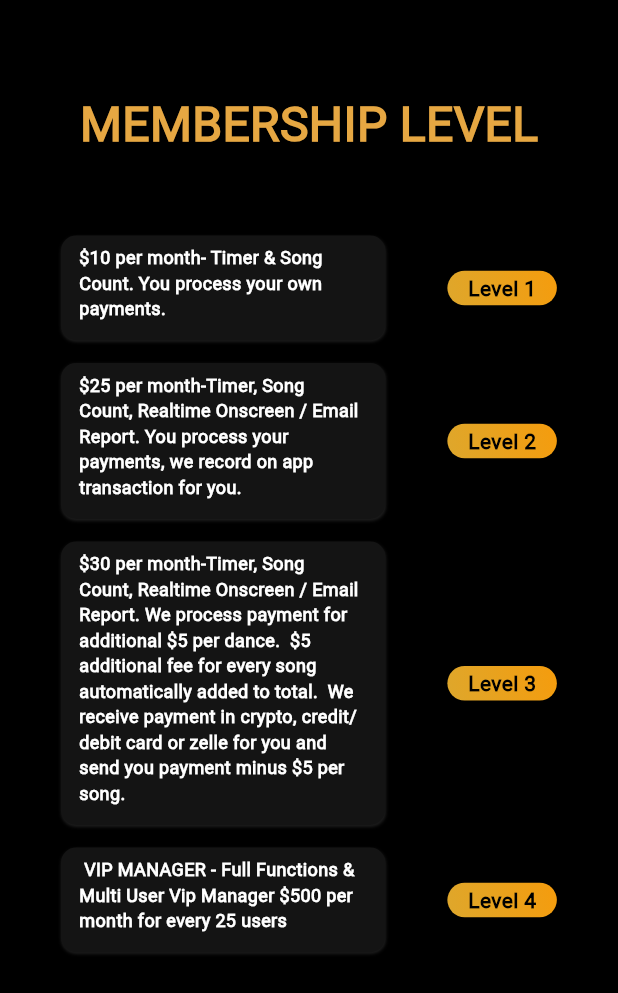
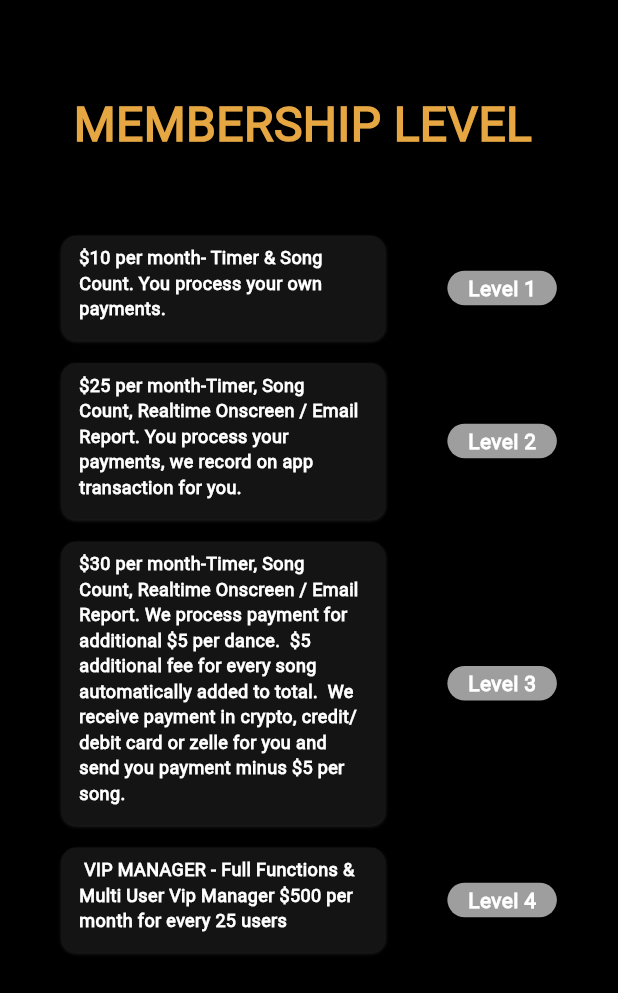
Before and after one commit to yashithasahan/Candela-Mobile, a Flutter app: the MembershipLevel screen opened directly, on a phone screen of 412 x 824 dp. Shown: the top 993 px of the screen. Run offline on Flutter 3.47's test engine with Material 3 defaults, Android fonts, the phone set to English and light mode, and no system bars; our stand-ins replace flutter_form_builder, flutter_svg, get; missing offline and left inert: form_builder_image_picker, form_builder_phone_field; project files that could hold a hidden picture were left out.

Commit message:
Save membership level state

```diff
--- a/lib/main.dart
+++ b/lib/main.dart
@@ -1,6 +1,7 @@
+import 'package:candela_maker/src/features/membership_level/controller/membership_controller.dart';
 import 'package:candela_maker/src/features/spalsh_screen/splash_screen.dart';
 import 'package:flutter/material.dart';
-import 'package:get/route_manager.dart';
+import 'package:get/get.dart';
 
 
 void main() {
@@ -12,6 +13,7 @@ class MainApp extends StatelessWidget {
 
   @override
   Widget build(BuildContext context) {
+    final  membershipController = Get.put(MembershipController());
     return const GetMaterialApp(
       debugShowCheckedModeBanner: false,
       home: SplashScreen(),
--- /dev/null
+++ b/lib/src/features/membership_level/controller/membership_controller.dart
@@ -0,0 +1,8 @@
+import 'package:get/get.dart';
+
+class MembershipController extends GetxController{
+  static MembershipController get find => Get.find();
+
+  RxInt membershipLevel = 0.obs;
+
+}
--- a/lib/src/features/membership_level/membership_level.dart
+++ b/lib/src/features/membership_level/membership_level.dart
@@ -1,69 +1,105 @@
+import 'package:candela_maker/src/common_widgets/primary_button.dart';
 import 'package:candela_maker/src/constants/constants.dart';
 import 'package:candela_maker/src/widgets/membership_level_btn.dart';
 import 'package:candela_maker/src/widgets/membership_level_description.dart';
 import 'package:flutter/material.dart';
+import 'package:get/get.dart';
+
+import 'controller/membership_controller.dart';
 
 class MembershipLevel extends StatelessWidget {
   const MembershipLevel({super.key});
 
   @override
   Widget build(BuildContext context) {
-    return const SafeArea(
+    final membershipController = Get.put(MembershipController());
+    return SafeArea(
       child: Scaffold(
         backgroundColor: kBgColor,
         body: Padding(
           padding: kDefaultPadding,
           child: Column(
             children: [
-              SizedBox(height: 60),
-              Text(
-                "MEMBERSHIP LEVEL",
-                style: TextStyle(
-                  color: kPrimaryColor,
-                  fontSize: 32,
-                  fontWeight: FontWeight.w700,
+              const SizedBox(height: 60),
+              const Text(
+                  "MEMBERSHIP LEVEL ",
+                  style: TextStyle(
+                    color: kPrimaryColor,
+                    fontSize: 32,
+                    fontWeight: FontWeight.w700,
+                  ),
                 ),
-              ),
-              SizedBox(height: 51),
+
+              const SizedBox(height: 51),
               Row(
                 mainAxisAlignment: MainAxisAlignment.spaceAround,
                 children: [
-                  MembershipLevelDescription(
+                  const MembershipLevelDescription(
                       description:
                           "\$10 per month- Timer & Song Count. You process your own payments."),
-                  MembershipLevelButton(level: "Level 1")
+                  MembershipLevelButton(
+                    level: 1,
+                    press: () {
+                      membershipController.membershipLevel.value = 1;
+                    },
+                  )
                 ],
               ),
-              SizedBox(height: 15),
+              const SizedBox(height: 15),
               Row(
                 mainAxisAlignment: MainAxisAlignment.spaceAround,
                 children: [
-                  MembershipLevelDescription(
+                  const MembershipLevelDescription(
                       description:
                           "\$25 per month-Timer, Song Count, Realtime Onscreen / Email Report. You process your payments, we record on app transaction for you."),
-                  MembershipLevelButton(level: "Level 2")
+                  MembershipLevelButton(
+                    level: 2,
+                    press: () {
+                      membershipController.membershipLevel.value = 2;
+                    },
+                  )
                 ],
               ),
-              SizedBox(height: 15),
+              const SizedBox(height: 15),
               Row(
                 mainAxisAlignment: MainAxisAlignment.spaceAround,
                 children: [
-                  MembershipLevelDescription(
+                  const MembershipLevelDescription(
                       description:
                           "\$30 per month-Timer, Song Count, Realtime Onscreen / Email Report. We process payment for additional \$5 per dance.  \$5 additional fee for every song automatically added to total.  We receive payment in crypto, credit/debit card or zelle for you and send you payment minus \$5 per song."),
-                  MembershipLevelButton(level: "Level 3")
+                  MembershipLevelButton(
+                      level: 3,
+                      press: () {
+                        membershipController.membershipLevel.value = 3;
+                      })
                 ],
               ),
-              SizedBox(height: 15),
+              const SizedBox(height: 15),
               Row(
                 mainAxisAlignment: MainAxisAlignment.spaceAround,
                 children: [
-                  MembershipLevelDescription(
+                  const MembershipLevelDescription(
                       description:
                           " VIP MANAGER - Full Functions & Multi User Vip Manager \$500 per month for every 25 users"),
-                  MembershipLevelButton(level: "Level 4")
+                  MembershipLevelButton(
+                      level: 4,
+                      press: () {
+                        membershipController.membershipLevel.value = 4;
+                      })
                 ],
               ),
+              const Spacer(),
+              Obx(
+                () => Visibility(
+                    visible: membershipController.membershipLevel.value > 0,
+                    child: PrimaryButton(
+                        text: 'SUBSCRIBE',
+                        press: () {
+                          Get.back();
+                        },
+                        width: 0.5)),
+              ),
+              const SizedBox(height: 20)
             ],
           ),
         ),
--- a/lib/src/features/spalsh_screen/splash_screen.dart
+++ b/lib/src/features/spalsh_screen/splash_screen.dart
@@ -4,7 +4,6 @@ import 'package:candela_maker/src/constants/constants.dart';
 import 'package:flutter/material.dart';
 import 'package:get/route_manager.dart';
 
-import '../membership_level/membership_level.dart';
 import '../register/register5.dart';
 
 class SplashScreen extends StatefulWidget {
--- a/lib/src/widgets/membership_level_btn.dart
+++ b/lib/src/widgets/membership_level_btn.dart
@@ -1,37 +1,47 @@
-// ignore_for_file: public_member_api_docs, sort_constructors_first
+
 import 'package:flutter/material.dart';
-
 import 'package:candela_maker/src/constants/constants.dart';
+import 'package:get/get.dart';
+import '../features/membership_level/controller/membership_controller.dart';
 
 class MembershipLevelButton extends StatelessWidget {
-  final String level;
+  final int level;
+  final VoidCallback press;
   const MembershipLevelButton({
     Key? key,
     required this.level,
+    required this.press,
   }) : super(key: key);
 
   @override
   Widget build(BuildContext context) {
-    return Container(
+    final membershipController = Get.put(MembershipController());
+    return Obx(
+      () => InkWell(
+        onTap: press,
+        child: Container(
           width: 73,
           height: 23,
           decoration: BoxDecoration(
-          gradient: const LinearGradient(
-            colors: [
-              Color(0xFFF59C0D),
-              Color(0xFFDEA72C),
-            ],
+              gradient: LinearGradient(
+                colors: membershipController.membershipLevel.value == level
+                    ? [const Color(0xFFDEA72C), const Color(0xFFF59C0D)]
+                    : [Colors.grey, Colors.grey],
                 begin: Alignment.topRight,
                 end: Alignment.bottomLeft,
               ),
               borderRadius: BorderRadius.circular(38)),
           child: Center(
             child: Text(
-          level,
-          style: const TextStyle(
-            color: kBgColor,
+              'Level $level',
+              style: TextStyle(
+                color: membershipController.membershipLevel.value == level
+                    ? kBgColor
+                    : Colors.white,
                 fontSize: 14,
                 fontWeight: FontWeight.w700,
+              ),
+            ),
           ),
         ),
       ),
```
Lines whose indentation alone changed are shown as unchanged.
